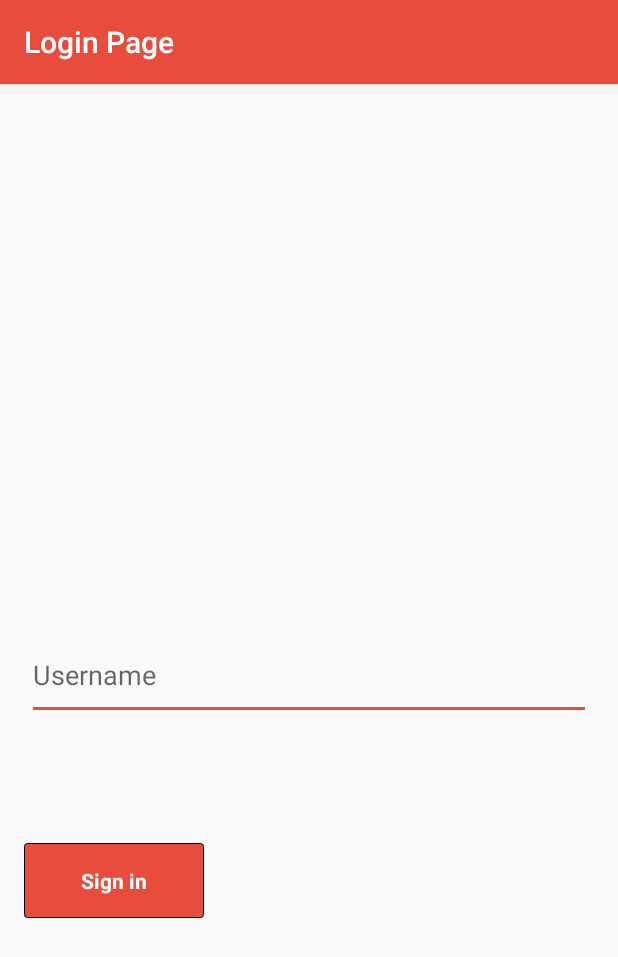
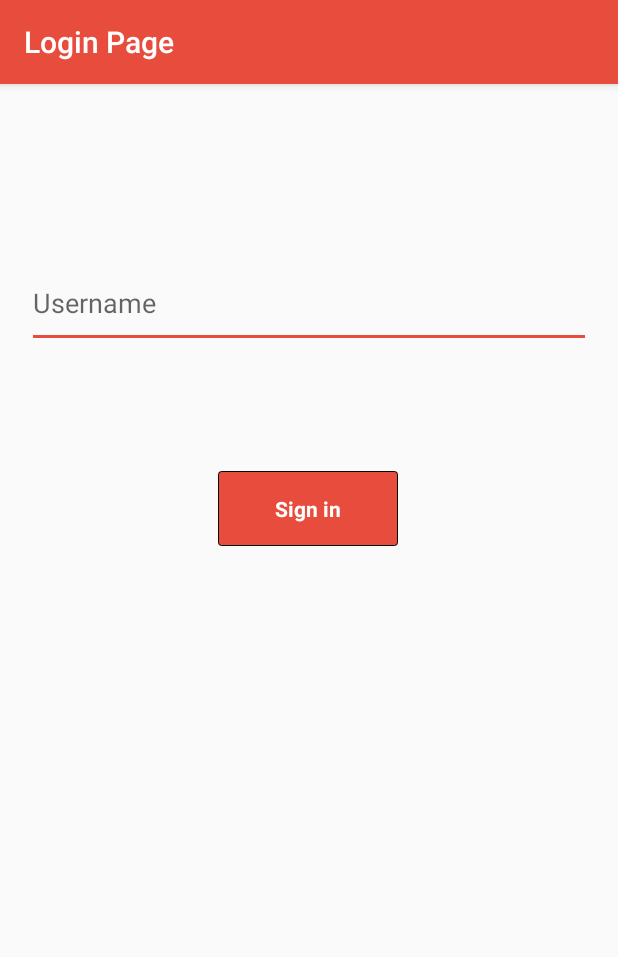
Before and after one commit to Pjiwm/circle-android, an Android app: the LoginActivity screen opened directly, with no data from a screen before it, on a phone screen of 412 x 824 dp. Shown: the top 957 px of the screen. Run offline under Robolectric (Android 15) with nearby library versions, the phone set to English and light mode, and no system bars; our stand-ins replace Volley; network calls fail; 1 statement that could not run was skipped.

```diff
--- a/app/src/main/res/layout/activity_logintp.xml
+++ b/app/src/main/res/layout/activity_logintp.xml
@@ -15,7 +15,7 @@
         android:id="@+id/username"
         android:layout_width="376dp"
         android:layout_height="60dp"
-        android:layout_marginTop="348dp"
+        android:layout_marginTop="100dp"
         android:hint="@string/username"
         android:inputType="textEmailAddress"
         android:selectAllOnFocus="true"
@@ -35,7 +35,7 @@
         android:text="@string/action_sign_in"
         app:layout_constraintBottom_toBottomOf="parent"
         app:layout_constraintEnd_toEndOf="parent"
-        app:layout_constraintHorizontal_bias="0.0"
+        app:layout_constraintHorizontal_bias="0.498"
         app:layout_constraintStart_toStartOf="parent"
         app:layout_constraintTop_toBottomOf="@+id/username"
         app:layout_constraintVertical_bias="0.0" />
```
